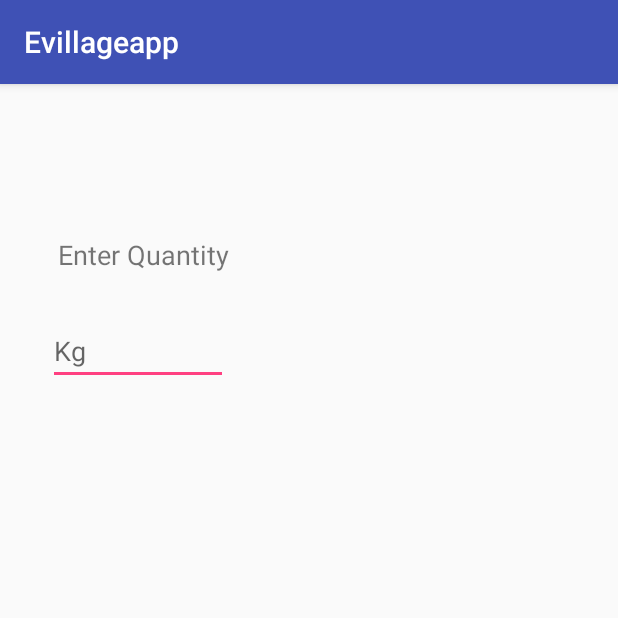
After one commit to akshay-98/Evillage, an Android app: the SellActivity screen opened directly, with no data from a screen before it, on a phone screen of 412 x 824 dp, the top half of it. The commit adds this screen. Run offline under Robolectric (Android 15) with nearby library versions, the phone set to English and light mode, and no system bars.

Commit message:
second activity

```diff
--- a/app/src/main/AndroidManifest.xml
+++ b/app/src/main/AndroidManifest.xml
@@ -1,7 +1,6 @@
 <?xml version="1.0" encoding="utf-8"?>
 <manifest xmlns:android="http://schemas.android.com/apk/res/android"
     package="com.example.evillageapp">
-
 
     <application
         android:allowBackup="true"
@@ -17,6 +16,7 @@
                 <category android:name="android.intent.category.LAUNCHER" />
             </intent-filter>
         </activity>
+        <activity android:name=".SellActivity"></activity>
     </application>
 
 </manifest>
--- a/app/src/main/java/com/example/evillageapp/MainActivity.java
+++ b/app/src/main/java/com/example/evillageapp/MainActivity.java
@@ -1,6 +1,7 @@
 package com.example.evillageapp;
 
 import android.content.Context;
+import android.content.Intent;
 import android.support.v7.app.AppCompatActivity;
 import android.os.Bundle;
 import android.view.View;
@@ -20,6 +21,14 @@ public class MainActivity extends AppCompatActivity {
     ArrayAdapter<String> cropAdapter;
     Spinner cropSpinner;
     Button addtoList;
+
+    public void sellCrops(View view)
+    {
+        Intent sellIntent=new Intent(MainActivity.this,SellActivity.class);
+        sellIntent.putExtra("selectedCrop",cropSpinner.getSelectedItem().toString());
+        this.startActivity(sellIntent);
+
+    }
 
     public void cantFind(View view)
     {
--- /dev/null
+++ b/app/src/main/java/com/example/evillageapp/SellActivity.java
@@ -0,0 +1,26 @@
+package com.example.evillageapp;
+
+import android.content.Intent;
+import android.support.v7.app.AppCompatActivity;
+import android.os.Bundle;
+import android.widget.EditText;
+import android.widget.TextView;
+
+public class SellActivity extends AppCompatActivity {
+
+    TextView cropName;
+
+
+
+    @Override
+    protected void onCreate(Bundle savedInstanceState) {
+        super.onCreate(savedInstanceState);
+        setContentView(R.layout.activity_sell);
+
+        Intent sellIntent=getIntent();
+        String selectedCrop=sellIntent.getStringExtra("selectedCrop");
+        cropName=findViewById(R.id.cropName);
+        cropName.setText(selectedCrop);
+
+    }
+}
--- a/app/src/main/res/layout/activity_main.xml
+++ b/app/src/main/res/layout/activity_main.xml
@@ -59,6 +59,7 @@
         android:layout_marginStart="140dp"
         android:layout_marginTop="66dp"
         android:background="@android:color/darker_gray"
+        android:onClick="sellCrops"
         android:text="Sell"
         app:layout_constraintBottom_toBottomOf="parent"
         app:layout_constraintEnd_toEndOf="parent"
--- /dev/null
+++ b/app/src/main/res/layout/activity_sell.xml
@@ -0,0 +1,49 @@
+<?xml version="1.0" encoding="utf-8"?>
+<android.support.constraint.ConstraintLayout xmlns:android="http://schemas.android.com/apk/res/android"
+    xmlns:app="http://schemas.android.com/apk/res-auto"
+    xmlns:tools="http://schemas.android.com/tools"
+    android:layout_width="match_parent"
+    android:layout_height="match_parent"
+    tools:context=".SellActivity">
+
+    <TextView
+        android:id="@+id/cropName"
+        android:layout_width="376dp"
+        android:layout_height="wrap_content"
+        android:layout_marginEnd="4dp"
+        android:layout_marginTop="16dp"
+        android:gravity="center"
+        android:text="Crop"
+        android:textSize="36sp"
+        app:layout_constraintEnd_toEndOf="parent"
+        app:layout_constraintStart_toStartOf="parent"
+        app:layout_constraintTop_toTopOf="parent" />
+
+    <TextView
+        android:id="@+id/textView3"
+        android:layout_width="127dp"
+        android:layout_height="32dp"
+        android:layout_marginEnd="239dp"
+        android:layout_marginStart="18dp"
+        android:layout_marginTop="33dp"
+        android:gravity="center"
+        android:text="Enter Quantity"
+        android:textSize="18sp"
+        app:layout_constraintEnd_toEndOf="parent"
+        app:layout_constraintStart_toStartOf="parent"
+        app:layout_constraintTop_toBottomOf="@+id/cropName" />
+
+    <EditText
+        android:id="@+id/editText"
+        android:layout_width="120dp"
+        android:layout_height="wrap_content"
+        android:layout_marginEnd="246dp"
+        android:layout_marginStart="18dp"
+        android:layout_marginTop="25dp"
+        android:ems="10"
+        android:hint="Kg"
+        android:inputType="number"
+        app:layout_constraintEnd_toEndOf="parent"
+        app:layout_constraintStart_toStartOf="parent"
+        app:layout_constraintTop_toBottomOf="@+id/textView3" />
+</android.support.constraint.ConstraintLayout>
```
